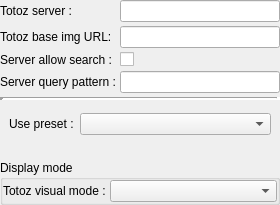
Qt form ui/settingsmanager/qqtotozsettings.ui (dguihal/quteqoin) before a commit.
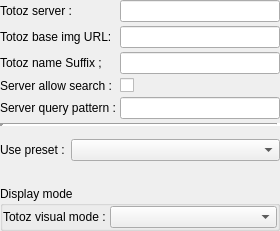
The same form after that commit.

Commit message: Mise en place des presets des serveurs de totoz. L'onglet de recherche sur le serveur s'affiche/masque dynamiquement selon le paramétrage

```diff
--- a/ui/settingsmanager/qqtotozsettings.ui
+++ b/ui/settingsmanager/qqtotozsettings.ui
@@ -7,7 +7,7 @@
     <x>0</x>
     <y>0</y>
     <width>280</width>
-    <height>205</height>
+    <height>231</height>
    </rect>
   </property>
   <property name="windowTitle">
@@ -56,13 +56,6 @@
       <property name="bottomMargin">
        <number>0</number>
       </property>
-      <item row="5" column="0">
-       <widget class="QLabel" name="labelSrvQueryPattern">
-        <property name="text">
-         <string>Server query pattern :</string>
-        </property>
-       </widget>
-      </item>
       <item row="2" column="1">
        <widget class="QLineEdit" name="srvTotozBaseImgLineEdit"/>
       </item>
@@ -73,23 +66,20 @@
         </property>
        </widget>
       </item>
-      <item row="3" column="1">
+      <item row="4" column="1">
        <widget class="QCheckBox" name="srvAllowSearch">
         <property name="text">
          <string/>
         </property>
        </widget>
       </item>
-      <item row="3" column="0">
+      <item row="4" column="0">
        <widget class="QLabel" name="labelSrvAllowSearch">
         <property name="text">
          <string>Server allow search :</string>
         </property>
        </widget>
       </item>
-      <item row="5" column="1">
-       <widget class="QLineEdit" name="srvTotozQueryPatternLineEdit"/>
-      </item>
       <item row="1" column="1">
        <widget class="QLineEdit" name="srvTotozLineEdit"/>
       </item>
@@ -100,6 +90,26 @@
         </property>
        </widget>
       </item>
+      <item row="3" column="0">
+       <widget class="QLabel" name="labelSrvNameSuffix">
+        <property name="text">
+         <string>Totoz name Suffix ;</string>
+        </property>
+       </widget>
+      </item>
+      <item row="3" column="1">
+       <widget class="QLineEdit" name="srvNameSuffixlineEdit"/>
+      </item>
+      <item row="5" column="0">
+       <widget class="QLabel" name="labelSrvQueryPattern">
+        <property name="text">
+         <string>Server query pattern :</string>
+        </property>
+       </widget>
+      </item>
+      <item row="5" column="1">
+       <widget class="QLineEdit" name="srvTotozQueryPatternLineEdit"/>
+      </item>
      </layout>
     </widget>
    </item>
@@ -125,6 +135,12 @@
       </sizepolicy>
      </property>
      <layout class="QFormLayout" name="formLayout_3">
+      <property name="leftMargin">
+       <number>0</number>
+      </property>
+      <property name="rightMargin">
+       <number>0</number>
+      </property>
       <item row="0" column="0">
        <widget class="QLabel" name="presetLbl">
         <property name="text">
```
The commit also changes 18 other files.
